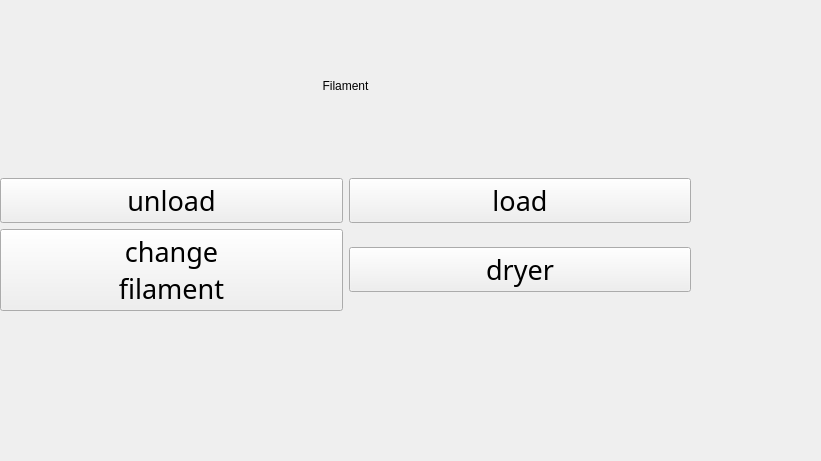
Qt form qt_ui/filamentStackedWidget.ui (BlocksTechnology/BlocksScreen) before a commit.
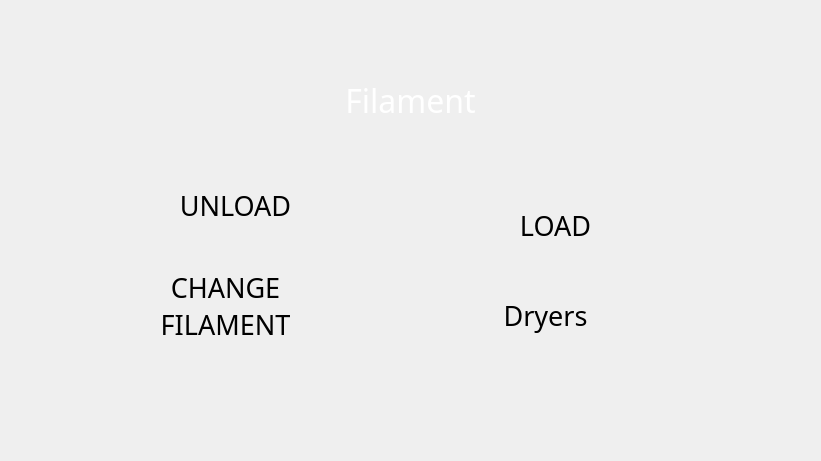
The same form after that commit. Icons and pictures are not drawn. Custom widgets are drawn as their Qt base class.

Commit message: Updating Filament Stacked Widget

Patch:
```diff
--- a/qt_ui/filamentStackedWidget.ui
+++ b/qt_ui/filamentStackedWidget.ui
@@ -14,156 +14,277 @@
    <string>StackedWidget</string>
   </property>
   <widget class="QWidget" name="filament_page">
-   <widget class="QWidget" name="layoutWidget">
+   <widget class="CustomQPushButton" name="filament_stop_printing_btn">
     <property name="geometry">
      <rect>
-      <x>0</x>
-      <y>0</y>
-      <width>691</width>
-      <height>311</height>
+      <x>130</x>
+      <y>170</y>
+      <width>211</width>
+      <height>71</height>
      </rect>
     </property>
-    <layout class="QGridLayout" name="filament_grid">
-     <item row="0" column="0">
-      <widget class="QLabel" name="filament_title">
-       <property name="layoutDirection">
-        <enum>Qt::RightToLeft</enum>
-       </property>
-       <property name="styleSheet">
-        <string notr="true"/>
-       </property>
-       <property name="text">
-        <string>Filament</string>
-       </property>
-       <property name="alignment">
-        <set>Qt::AlignCenter</set>
-       </property>
-       <property name="class" stdset="0">
-        <string>title_text</string>
-       </property>
-      </widget>
-     </item>
-     <item row="1" column="0">
-      <layout class="QGridLayout" name="filament_btns_grid" columnstretch="0,0">
-       <property name="sizeConstraint">
-        <enum>QLayout::SetDefaultConstraint</enum>
-       </property>
-       <item row="2" column="0">
-        <widget class="QPushButton" name="change_filament_btn">
-         <property name="font">
-          <font>
-           <family>Momcake-Bold</family>
-           <pointsize>20</pointsize>
-           <italic>false</italic>
-          </font>
-         </property>
-         <property name="styleSheet">
-          <string notr="true">#change_filament_btn {
-	image:url(:/General_icons/test_media/icons/change_filament.png);
-	image-position: left;
-}
-
-#change_filament_btn::pressed {
-	image:url(:/General_icons/test_media/icons/change_filament_PRESSED.png);
-	image-position: left;
-}</string>
-         </property>
-         <property name="text">
-          <string>change
-filament</string>
-         </property>
-         <property name="class" stdset="0">
-          <string>menu_btn</string>
-         </property>
-        </widget>
-       </item>
-       <item row="2" column="1">
-        <widget class="QPushButton" name="dryer_btn">
-         <property name="font">
-          <font>
-           <family>Momcake-Bold</family>
-           <pointsize>20</pointsize>
-           <italic>false</italic>
-          </font>
-         </property>
-         <property name="styleSheet">
-          <string notr="true">#dryer_btn {
-	image:url(:/General_icons/test_media/icons/dryer_icon.png);
-	image-position: left;
-}
-
-#dryer_btn::pressed {
-	image:url(:/General_icons/test_media/icons/dryer_icon_PRESSED.png);
-	image-position: left;
-}</string>
-         </property>
-         <property name="text">
-          <string>dryer</string>
-         </property>
-         <property name="class" stdset="0">
-          <string>menu_btn</string>
-         </property>
-        </widget>
-       </item>
-       <item row="0" column="0">
-        <widget class="QPushButton" name="unload_btn">
-         <property name="font">
-          <font>
-           <family>Momcake-Bold</family>
-           <pointsize>20</pointsize>
-           <italic>false</italic>
-          </font>
-         </property>
-         <property name="styleSheet">
-          <string notr="true">#unload_btn {
-	image:url(:/General_icons/test_media/icons/filament_unload.png);
-	image-position: left;
-}
-
-#unload_btn::pressed {
-	image:url(:/General_icons/test_media/icons/filament_unload_PRESSED.png);
-	image-position: left;
-}</string>
-         </property>
-         <property name="text">
-          <string>unload</string>
-         </property>
-         <property name="class" stdset="0">
-          <string>menu_btn</string>
-         </property>
-        </widget>
-       </item>
-       <item row="0" column="1">
-        <widget class="QPushButton" name="load_btn">
-         <property name="font">
-          <font>
-           <family>Momcake-Bold</family>
-           <pointsize>20</pointsize>
-           <italic>false</italic>
-          </font>
-         </property>
-         <property name="styleSheet">
-          <string notr="true">#load_btn {
-	image:url(:/General_icons/test_media/icons/filament_icon.png);
-	image-position: left;
-}
-
-#load_btn::pressed {
-	image:url(:/General_icons/test_media/icons/filament_icon_PRESSED.png);
-	image-position: left;
-}</string>
-         </property>
-         <property name="text">
-          <string>load</string>
-         </property>
-         <property name="class" stdset="0">
-          <string>menu_btn</string>
-         </property>
-        </widget>
-       </item>
-      </layout>
-     </item>
-    </layout>
+    <property name="minimumSize">
+     <size>
+      <width>10</width>
+      <height>10</height>
+     </size>
+    </property>
+    <property name="font">
+     <font>
+      <family>Momcake</family>
+      <pointsize>20</pointsize>
+      <italic>false</italic>
+      <stylestrategy>PreferAntialias</stylestrategy>
+     </font>
+    </property>
+    <property name="mouseTracking">
+     <bool>false</bool>
+    </property>
+    <property name="tabletTracking">
+     <bool>true</bool>
+    </property>
+    <property name="contextMenuPolicy">
+     <enum>Qt::NoContextMenu</enum>
+    </property>
+    <property name="layoutDirection">
+     <enum>Qt::LeftToRight</enum>
+    </property>
+    <property name="styleSheet">
+     <string notr="true"/>
+    </property>
+    <property name="text">
+     <string>UNLOAD</string>
+    </property>
+    <property name="autoDefault">
+     <bool>false</bool>
+    </property>
+    <property name="flat">
+     <bool>true</bool>
+    </property>
+    <property name="class" stdset="0">
+     <string>menu_btn</string>
+    </property>
+    <property name="borderLeftPixmap" stdset="0">
+     <pixmap resource="../resources/button_resources.qrc">:/button_borders/media/buttons/btn_part1.svg</pixmap>
+    </property>
+    <property name="borderCenterPixmap" stdset="0">
+     <pixmap resource="../resources/button_resources.qrc">:/button_borders/media/buttons/btn_part2.svg</pixmap>
+    </property>
+    <property name="borderRightPixmap" stdset="0">
+     <pixmap resource="../resources/button_resources.qrc">:/button_borders/media/buttons/btn_part3.svg</pixmap>
+    </property>
+   </widget>
+   <widget class="CustomQPushButton" name="filament_load_btn">
+    <property name="geometry">
+     <rect>
+      <x>450</x>
+      <y>190</y>
+      <width>211</width>
+      <height>71</height>
+     </rect>
+    </property>
+    <property name="minimumSize">
+     <size>
+      <width>10</width>
+      <height>10</height>
+     </size>
+    </property>
+    <property name="font">
+     <font>
+      <family>Momcake</family>
+      <pointsize>20</pointsize>
+      <italic>false</italic>
+      <stylestrategy>PreferAntialias</stylestrategy>
+     </font>
+    </property>
+    <property name="mouseTracking">
+     <bool>false</bool>
+    </property>
+    <property name="tabletTracking">
+     <bool>true</bool>
+    </property>
+    <property name="contextMenuPolicy">
+     <enum>Qt::NoContextMenu</enum>
+    </property>
+    <property name="layoutDirection">
+     <enum>Qt::LeftToRight</enum>
+    </property>
+    <property name="styleSheet">
+     <string notr="true"/>
+    </property>
+    <property name="text">
+     <string>LOAD</string>
+    </property>
+    <property name="autoDefault">
+     <bool>false</bool>
+    </property>
+    <property name="flat">
+     <bool>true</bool>
+    </property>
+    <property name="class" stdset="0">
+     <string>menu_btn</string>
+    </property>
+    <property name="borderLeftPixmap" stdset="0">
+     <pixmap resource="../resources/button_resources.qrc">:/button_borders/media/buttons/btn_part1.svg</pixmap>
+    </property>
+    <property name="borderCenterPixmap" stdset="0">
+     <pixmap resource="../resources/button_resources.qrc">:/button_borders/media/buttons/btn_part2.svg</pixmap>
+    </property>
+    <property name="borderRightPixmap" stdset="0">
+     <pixmap resource="../resources/button_resources.qrc">:/button_borders/media/buttons/btn_part3.svg</pixmap>
+    </property>
+   </widget>
+   <widget class="CustomQPushButton" name="filament_dryers_btn">
+    <property name="geometry">
+     <rect>
+      <x>440</x>
+      <y>280</y>
+      <width>211</width>
+      <height>71</height>
+     </rect>
+    </property>
+    <property name="minimumSize">
+     <size>
+      <width>10</width>
+      <height>10</height>
+     </size>
+    </property>
+    <property name="font">
+     <font>
+      <family>Momcake</family>
+      <pointsize>20</pointsize>
+      <italic>false</italic>
+      <stylestrategy>PreferAntialias</stylestrategy>
+     </font>
+    </property>
+    <property name="mouseTracking">
+     <bool>false</bool>
+    </property>
+    <property name="tabletTracking">
+     <bool>true</bool>
+    </property>
+    <property name="contextMenuPolicy">
+     <enum>Qt::NoContextMenu</enum>
+    </property>
+    <property name="layoutDirection">
+     <enum>Qt::LeftToRight</enum>
+    </property>
+    <property name="styleSheet">
+     <string notr="true"/>
+    </property>
+    <property name="text">
+     <string>Dryers</string>
+    </property>
+    <property name="autoDefault">
+     <bool>false</bool>
+    </property>
+    <property name="flat">
+     <bool>true</bool>
+    </property>
+    <property name="class" stdset="0">
+     <string>menu_btn</string>
+    </property>
+    <property name="borderLeftPixmap" stdset="0">
+     <pixmap resource="../resources/button_resources.qrc">:/button_borders/media/buttons/btn_part1.svg</pixmap>
+    </property>
+    <property name="borderCenterPixmap" stdset="0">
+     <pixmap resource="../resources/button_resources.qrc">:/button_borders/media/buttons/btn_part2.svg</pixmap>
+    </property>
+    <property name="borderRightPixmap" stdset="0">
+     <pixmap resource="../resources/button_resources.qrc">:/button_borders/media/buttons/btn_part3.svg</pixmap>
+    </property>
+   </widget>
+   <widget class="CustomQPushButton" name="filament_change_filament_btn">
+    <property name="geometry">
+     <rect>
+      <x>120</x>
+      <y>270</y>
+      <width>211</width>
+      <height>71</height>
+     </rect>
+    </property>
+    <property name="minimumSize">
+     <size>
+      <width>10</width>
+      <height>10</height>
+     </size>
+    </property>
+    <property name="font">
+     <font>
+      <family>Momcake</family>
+      <pointsize>20</pointsize>
+      <italic>false</italic>
+      <stylestrategy>PreferAntialias</stylestrategy>
+     </font>
+    </property>
+    <property name="mouseTracking">
+     <bool>false</bool>
+    </property>
+    <property name="tabletTracking">
+     <bool>true</bool>
+    </property>
+    <property name="contextMenuPolicy">
+     <enum>Qt::NoContextMenu</enum>
+    </property>
+    <property name="layoutDirection">
+     <enum>Qt::LeftToRight</enum>
+    </property>
+    <property name="styleSheet">
+     <string notr="true"/>
+    </property>
+    <property name="text">
+     <string>CHANGE
+FILAMENT</string>
+    </property>
+    <property name="autoDefault">
+     <bool>false</bool>
+    </property>
+    <property name="flat">
+     <bool>true</bool>
+    </property>
+    <property name="class" stdset="0">
+     <string>menu_btn</string>
+    </property>
+    <property name="borderLeftPixmap" stdset="0">
+     <pixmap resource="../resources/button_resources.qrc">:/button_borders/media/buttons/btn_part1.svg</pixmap>
+    </property>
+    <property name="borderCenterPixmap" stdset="0">
+     <pixmap resource="../resources/button_resources.qrc">:/button_borders/media/buttons/btn_part2.svg</pixmap>
+    </property>
+    <property name="borderRightPixmap" stdset="0">
+     <pixmap resource="../resources/button_resources.qrc">:/button_borders/media/buttons/btn_part3.svg</pixmap>
+    </property>
+   </widget>
+   <widget class="QLabel" name="printing_title_lable">
+    <property name="geometry">
+     <rect>
+      <x>320</x>
+      <y>80</y>
+      <width>181</width>
+      <height>41</height>
+     </rect>
+    </property>
+    <property name="font">
+     <font>
+      <family>Momcake</family>
+      <pointsize>24</pointsize>
+     </font>
+    </property>
+    <property name="layoutDirection">
+     <enum>Qt::RightToLeft</enum>
+    </property>
+    <property name="styleSheet">
+     <string notr="true">background: transparent; color: white;</string>
+    </property>
+    <property name="text">
+     <string>Filament</string>
+    </property>
+    <property name="alignment">
+     <set>Qt::AlignCenter</set>
+    </property>
+    <property name="class" stdset="0">
+     <string>title_text</string>
+    </property>
    </widget>
   </widget>
   <widget class="QWidget" name="load_t1_page">
@@ -541,6 +662,15 @@
    </widget>
   </widget>
  </widget>
- <resources/>
+ <customwidgets>
+  <customwidget>
+   <class>CustomQPushButton</class>
+   <extends>QPushButton</extends>
+   <header location="global">qt_ui.ui_util.h</header>
+  </customwidget>
+ </customwidgets>
+ <resources>
+  <include location="../resources/button_resources.qrc"/>
+ </resources>
  <connections/>
 </ui>
```
Left out of the diff: 3 changed lines with no effect on the pictures. The commit also changes 1 other file.
